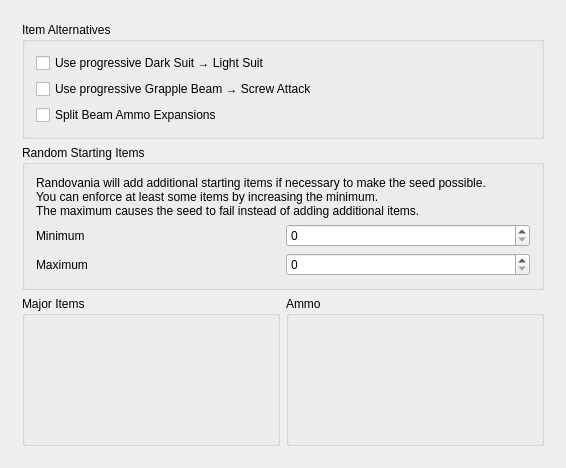
First picture: the form in randovania/gui/main_rules.ui, repository randovania/randovania, before the edit.
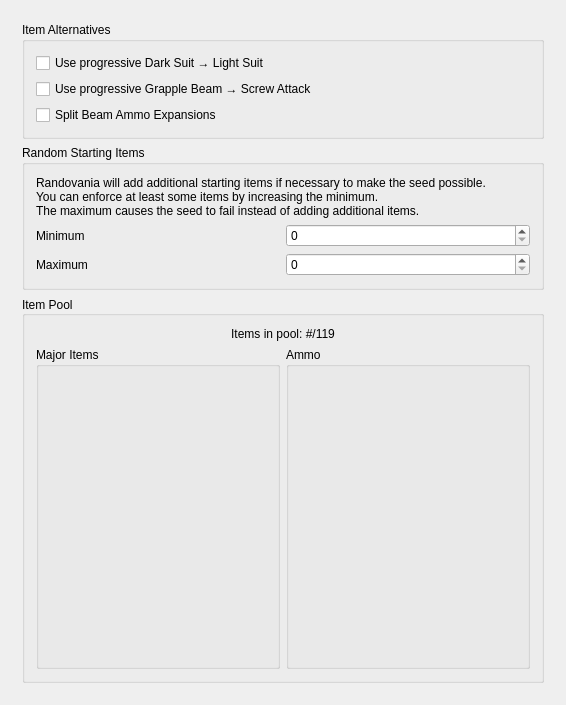
Second picture: the form after the edit.

Commit message: Add preview of number of items in item pool

The edit to the form file:
```diff
--- a/randovania/gui/main_rules.ui
+++ b/randovania/gui/main_rules.ui
@@ -7,7 +7,7 @@
     <x>0</x>
     <y>0</y>
     <width>566</width>
-    <height>468</height>
+    <height>705</height>
    </rect>
   </property>
   <property name="maximumSize">
@@ -49,8 +49,8 @@
         <rect>
          <x>0</x>
          <y>0</y>
-         <width>548</width>
-         <height>450</height>
+         <width>554</width>
+         <height>693</height>
         </rect>
        </property>
        <layout class="QGridLayout" name="gridLayout">
@@ -99,48 +99,6 @@
           </layout>
          </widget>
         </item>
-        <item row="2" column="1" rowspan="2">
-         <widget class="QGroupBox" name="ammo_box">
-          <property name="sizePolicy">
-           <sizepolicy hsizetype="Preferred" vsizetype="Expanding">
-            <horstretch>0</horstretch>
-            <verstretch>0</verstretch>
-           </sizepolicy>
-          </property>
-          <property name="title">
-           <string>Ammo</string>
-          </property>
-          <property name="alignment">
-           <set>Qt::AlignLeading|Qt::AlignLeft|Qt::AlignTop</set>
-          </property>
-          <layout class="QVBoxLayout" name="ammo_layout">
-           <property name="sizeConstraint">
-            <enum>QLayout::SetMinimumSize</enum>
-           </property>
-          </layout>
-         </widget>
-        </item>
-        <item row="2" column="0" rowspan="2">
-         <widget class="QGroupBox" name="major_items_box">
-          <property name="sizePolicy">
-           <sizepolicy hsizetype="Preferred" vsizetype="Expanding">
-            <horstretch>0</horstretch>
-            <verstretch>0</verstretch>
-           </sizepolicy>
-          </property>
-          <property name="title">
-           <string>Major Items</string>
-          </property>
-          <property name="alignment">
-           <set>Qt::AlignLeading|Qt::AlignLeft|Qt::AlignTop</set>
-          </property>
-          <layout class="QGridLayout" name="major_items_layout">
-           <property name="sizeConstraint">
-            <enum>QLayout::SetMinimumSize</enum>
-           </property>
-          </layout>
-         </widget>
-        </item>
         <item row="1" column="0" colspan="2">
          <widget class="QGroupBox" name="random_starting_box">
           <property name="title">
@@ -191,6 +149,79 @@
           </layout>
          </widget>
         </item>
+        <item row="2" column="0" colspan="2">
+         <widget class="QGroupBox" name="item_pool_box">
+          <property name="toolTipDuration">
+           <number>-1</number>
+          </property>
+          <property name="title">
+           <string>Item Pool</string>
+          </property>
+          <property name="alignment">
+           <set>Qt::AlignLeading|Qt::AlignLeft|Qt::AlignVCenter</set>
+          </property>
+          <property name="flat">
+           <bool>false</bool>
+          </property>
+          <layout class="QGridLayout" name="gridLayout_3">
+           <item row="1" column="1">
+            <widget class="QGroupBox" name="ammo_box">
+             <property name="sizePolicy">
+              <sizepolicy hsizetype="Preferred" vsizetype="Expanding">
+               <horstretch>0</horstretch>
+               <verstretch>0</verstretch>
+              </sizepolicy>
+             </property>
+             <property name="title">
+              <string>Ammo</string>
+             </property>
+             <property name="alignment">
+              <set>Qt::AlignLeading|Qt::AlignLeft|Qt::AlignTop</set>
+             </property>
+             <layout class="QVBoxLayout" name="ammo_layout">
+              <property name="sizeConstraint">
+               <enum>QLayout::SetMinimumSize</enum>
+              </property>
+             </layout>
+            </widget>
+           </item>
+           <item row="1" column="0">
+            <widget class="QGroupBox" name="major_items_box">
+             <property name="sizePolicy">
+              <sizepolicy hsizetype="Preferred" vsizetype="Expanding">
+               <horstretch>0</horstretch>
+               <verstretch>0</verstretch>
+              </sizepolicy>
+             </property>
+             <property name="title">
+              <string>Major Items</string>
+             </property>
+             <property name="alignment">
+              <set>Qt::AlignLeading|Qt::AlignLeft|Qt::AlignTop</set>
+             </property>
+             <layout class="QGridLayout" name="major_items_layout">
+              <property name="sizeConstraint">
+               <enum>QLayout::SetMinimumSize</enum>
+              </property>
+             </layout>
+            </widget>
+           </item>
+           <item row="0" column="0" colspan="2">
+            <widget class="QLabel" name="item_pool_count_label">
+             <property name="toolTip">
+              <string>If there are fewer than 119 items, the rest of the item locations will contain Energy Transfer Modules.</string>
+             </property>
+             <property name="text">
+              <string>Items in pool: #/119</string>
+             </property>
+             <property name="alignment">
+              <set>Qt::AlignCenter</set>
+             </property>
+            </widget>
+           </item>
+          </layout>
+         </widget>
+        </item>
        </layout>
       </widget>
      </widget>
```
Left out of the diff: 34 changed lines with no effect on the pictures. The commit also changes 2 other files.
